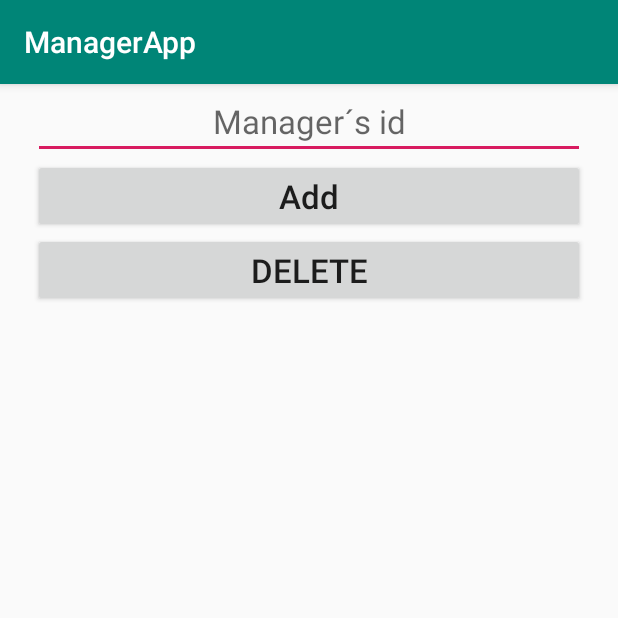
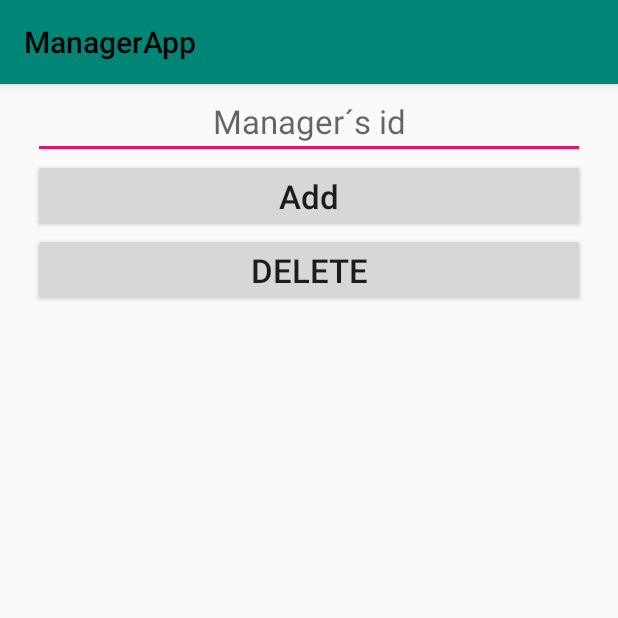
Before and after one commit to cotelus/DGP-MonkeyBits, an Android app: the screen it shows after launch (MainActivity), on a phone screen of 412 x 824 dp, the top half of it. Run offline under Robolectric (Android 15) with nearby library versions, the phone set to English and light mode, and no system bars.

Commit message:
black tittle

```diff
--- a/ManagerApp/app/src/main/res/values/styles.xml
+++ b/ManagerApp/app/src/main/res/values/styles.xml
@@ -6,6 +6,12 @@
         <item name="colorPrimary">@color/colorPrimary</item>
         <item name="colorPrimaryDark">@color/colorPrimaryDark</item>
         <item name="colorAccent">@color/colorAccent</item>
+        <item name="actionBarStyle">@style/ActionBarStyle</item> <!--Tittle-->
+    </style>
+
+    <style name="ActionBarStyle" parent="Widget.AppCompat.ActionBar">
+        <item name="titleTextStyle">@style/ActionBarTitleTextStyle</item>
+        <item name="background">@color/colorPrimary</item>
     </style>
 
     <style name="ActionBarTitleTextStyle" parent="TextAppearance.AppCompat.Widget.ActionBar.Title">
```
